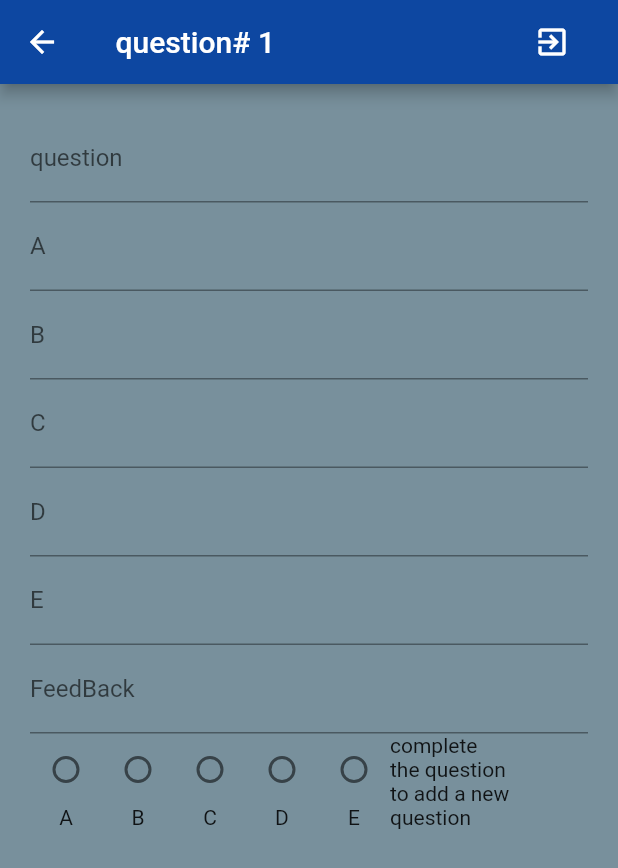
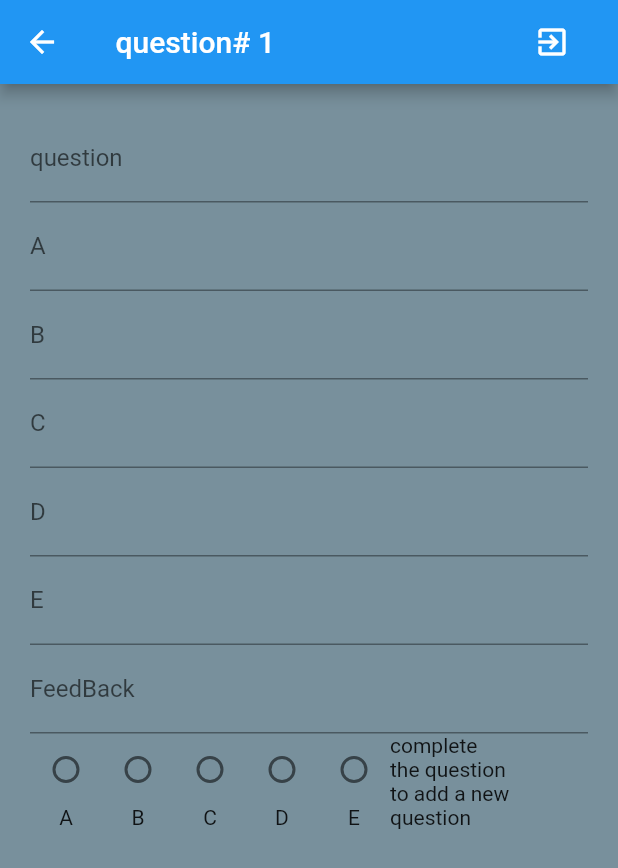
Before and after one commit to ChicoState/UBallot, a Flutter app: the NewQuizName screen opened directly, after a tap on "Submit", on a phone screen of 412 x 824 dp. Shown: the top 868 px of the screen. Run offline on Flutter 3.47's test engine with Material 2 defaults, Android fonts, the phone set to English and light mode, and no system bars; our stand-ins replace cloud_firestore, firebase_auth; accounts and stored records are empty.

Commit message:
Update createquiz.dart
removed a lot of aesthetics added image for appbar

```diff
--- a/uballot/lib/createquiz.dart
+++ b/uballot/lib/createquiz.dart
@@ -1,8 +1,8 @@
 import 'package:flutter/material.dart';
 import 'package:cloud_firestore/cloud_firestore.dart';
-import 'package:firebase_auth/firebase_auth.dart';
 import 'Widgets/Question.dart';
 import 'login.dart';
+import 'package:firebase_auth/firebase_auth.dart';
 
 class NewQuizName extends StatefulWidget {
   @override
@@ -14,7 +14,7 @@ class NewQuizName extends StatefulWidget {
 class _NewQuizName extends State<NewQuizName> {
   String quizName;
   final GlobalKey<FormState> _formKey = new GlobalKey<FormState>();
-  final _TextEditingController= TextEditingController();
+  var _TextEditingController= TextEditingController();
 
   submitQuizName(){
     final key = _formKey.currentState;
@@ -40,14 +40,13 @@ class _NewQuizName extends State<NewQuizName> {
 
 
   @override
-  Widget build(BuildContext context) =>
-    Scaffold(
+  Widget build(BuildContext context) {
+    return Scaffold(
       resizeToAvoidBottomPadding: false,
-      appBar: AppBar(title: Text('Name for quiz'),centerTitle: true,backgroundColor: Colors.blue[900],
+      appBar: AppBar(title: Image.asset('assets/UBallots.png',scale: .4,),centerTitle: true,
         actions: <Widget>[
           FlatButton(onPressed: _logOut, child: IconButton(color: Colors.white,icon: Icon(Icons.exit_to_app), onPressed: ()=> _logOut()),),
         ],),
-      backgroundColor: Colors.blueGrey[400],
       body: Column(
         mainAxisAlignment: MainAxisAlignment.center,
         children: <Widget>[
@@ -57,7 +56,7 @@ class _NewQuizName extends State<NewQuizName> {
           children:<Widget>[
           Center(
             child: Container(
-              color: Colors.yellow[400],
+              color: Colors.grey,
               child: TextFormField(
                 controller: _TextEditingController,
                 validator: (val)=>val==''?val:null,
@@ -68,11 +67,12 @@ class _NewQuizName extends State<NewQuizName> {
             ),
           ),
           ),
-          RaisedButton(child: Text('Submit', style: TextStyle(color: Colors.white),),color: Colors.black,onPressed: (){
+          RaisedButton(child: Text("Submit", style: TextStyle(color: Colors.white),),color: Colors.black,onPressed: (){
             print('pressed button');
             submitQuizName();
             var route=MaterialPageRoute(builder: (BuildContext context) => CreateQuiz(titlequiz: _TextEditingController.text));
             Navigator.of(context).push(route);
+           // Navigator.pushNamed(context,'/createquiz',);
           }),
           ],
     ),
@@ -81,7 +81,7 @@ class _NewQuizName extends State<NewQuizName> {
       ),
     );
   }
-
+}
 
 
 
@@ -114,7 +114,6 @@ class _CreateQuiz extends State<CreateQuiz> {
 
   @override
   void initState(){
-    super.initState();
     questionNumber=1;
   }
 
@@ -175,7 +174,7 @@ class _CreateQuiz extends State<CreateQuiz> {
     });
     return Scaffold(
       resizeToAvoidBottomPadding: false,
-      appBar: AppBar(title: Text(nameOfQuiz+' question# '+questionNumber.toString(),),backgroundColor: Colors.blue[900],
+      appBar: AppBar(title: Text(nameOfQuiz+" question# "+questionNumber.toString(),),
         actions: <Widget>[
           FlatButton(onPressed: _logOut, child: IconButton(color: Colors.white,icon: Icon(Icons.exit_to_app), onPressed: ()=> _logOut()),),
         ],),
@@ -187,37 +186,37 @@ class _CreateQuiz extends State<CreateQuiz> {
           key: _formKey,
           child: ListView(
           children: <Widget>[
-            TextFormField(decoration: InputDecoration(labelText: 'question'),
+            TextFormField(decoration: InputDecoration(labelText: "question"),
               controller: QUESTION,
               onSaved: (val)=>quizQuestion.question=val,
               validator: (val)=>val==''?val:null,
             ),
-            TextFormField(decoration: InputDecoration(labelText: 'A',fillColor: Colors.green,filled: filled[0]),
+            TextFormField(decoration: InputDecoration(labelText: "A",fillColor: Colors.green,filled: filled[0]),
               controller: A,
               onSaved: (val)=>quizQuestion.A=val,
               validator: (val)=>val==''?val:null,
             ),
-            TextFormField(decoration: InputDecoration(labelText: 'B',fillColor: Colors.yellow,filled: filled[1]),
+            TextFormField(decoration: InputDecoration(labelText: "B",fillColor: Colors.yellow,filled: filled[1]),
               controller: B,
               onSaved: (val)=>quizQuestion.B=val,
               validator: (val)=>val==''?val:null,
             ),
-            TextFormField(decoration: InputDecoration(labelText: 'C',fillColor: Colors.blue,filled: filled[2]),
+            TextFormField(decoration: InputDecoration(labelText: "C",fillColor: Colors.blue,filled: filled[2]),
               controller: C,
               onSaved: (val)=>quizQuestion.C=val,
              // validator: (val)=>val==''?val:null,
             ),
-            TextFormField(decoration: InputDecoration(labelText: 'D',fillColor: Colors.pink,filled: filled[3]),
+            TextFormField(decoration: InputDecoration(labelText: "D",fillColor: Colors.pink,filled: filled[3]),
               controller: D,
               onSaved: (val)=>quizQuestion.D=val,
               //validator: (val)=>val==''?val:null,
             ),
-            TextFormField(decoration: InputDecoration(labelText: 'E',fillColor: Colors.orange,filled: filled[4]),
+            TextFormField(decoration: InputDecoration(labelText: "E",fillColor: Colors.orange,filled: filled[4]),
               controller: E,
               onSaved: (val)=>quizQuestion.E=val,
               //validator: (val)=>val==''?val:null,
             ),
-            TextFormField(decoration: InputDecoration(labelText: 'FeedBack'),
+            TextFormField(decoration: InputDecoration(labelText: "FeedBack"),
               controller: FeedBack,
               onSaved: (val)=>quizQuestion.FeedBack=val,
               //validator: (val)=>val==''?val:null,
```
